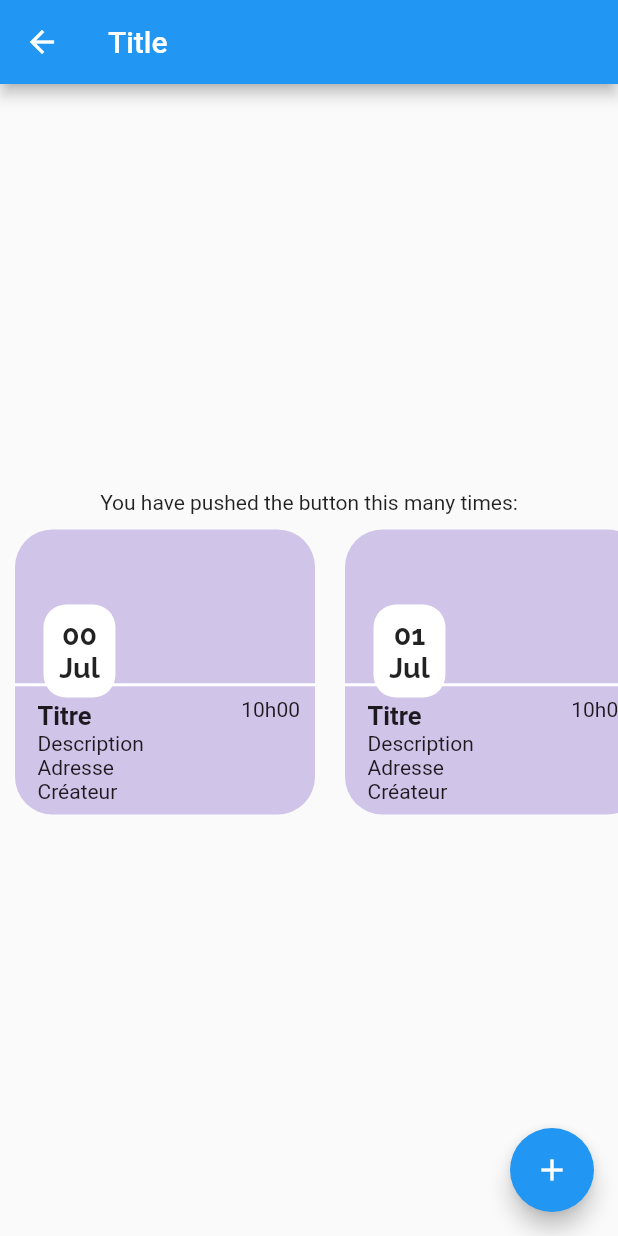
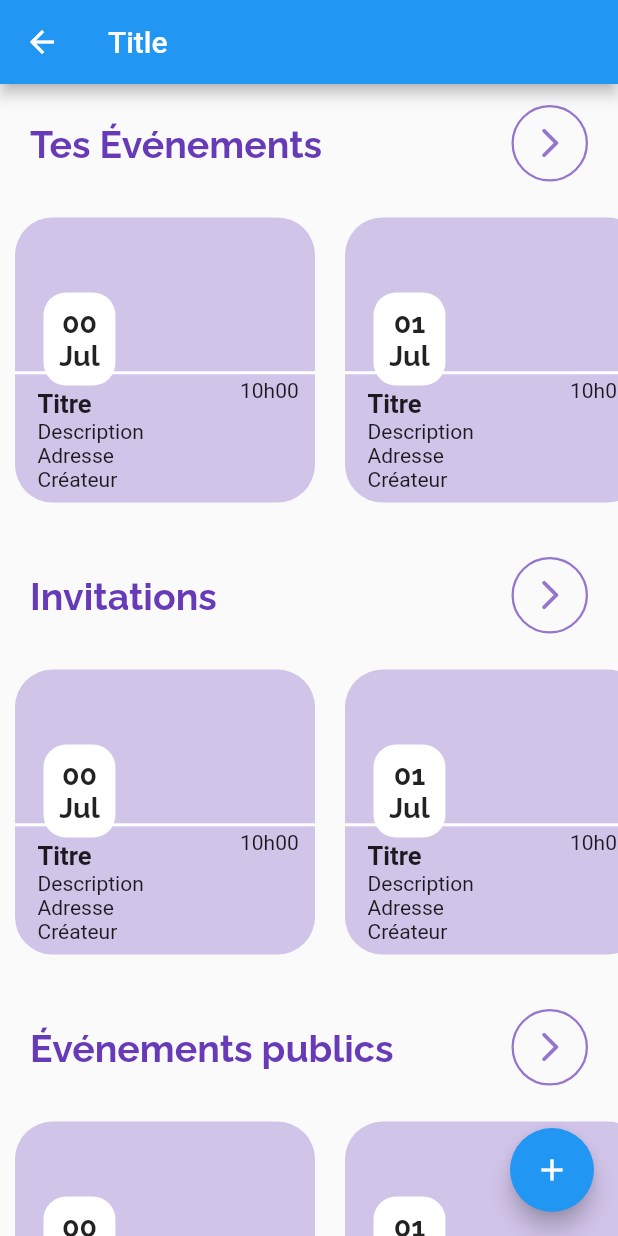
Before and after one commit to RichardJohnRx/Udalost, a Flutter app: the EvenementPage screen opened directly, on a phone screen of 412 x 824 dp. Run offline on Flutter 3.47's test engine with Material 2 defaults, Android fonts, the phone set to English and light mode, and no system bars.

Commit message:
Création des entêtes pour 'EvenementPage'

```diff
--- /dev/null
+++ b/lib/components/TitleContainer.dart
@@ -0,0 +1,57 @@
+import 'package:flutter/material.dart';
+
+class TitleContainer extends StatelessWidget {
+  const TitleContainer(this.title,{
+    Key key,
+  }) : super(key: key);
+
+  final String title;
+
+  @override
+  Widget build(BuildContext context) {
+    return Container(
+      width: MediaQuery.of(context).size.width,
+      padding: EdgeInsets.symmetric(
+        horizontal: 20,
+        vertical: 25,
+      ),
+      child: Stack(
+        alignment: AlignmentDirectional.centerStart,
+        children: [
+          Container(
+            child: Text(
+              title,
+              style: TextStyle(
+                color: Colors.deepPurple,
+                fontFamily: 'Raleway',
+                fontWeight: FontWeight.bold,
+                fontSize: 25.0,
+              ),
+            ),
+          ),
+          Positioned(
+            right: 0,
+            child: Container(
+              child: Ink(
+                decoration: ShapeDecoration(
+                  shape: RoundedRectangleBorder(
+                    borderRadius: BorderRadius.circular(50.0),
+                    side: BorderSide(
+                      color: Colors.deepPurple[300],
+                      width: 1.5,
+                    ),
+                  ),
+                ),
+                child: IconButton(
+                  icon: Icon(Icons.arrow_forward_ios_rounded),
+                  color: Colors.deepPurple[300],
+                  onPressed: () {},
+                ),
+              ),
+            ),
+          ),
+        ],
+      ),
+    );
+  }
+}
--- a/lib/pages/EvenementPage.dart
+++ b/lib/pages/EvenementPage.dart
@@ -1,4 +1,5 @@
 import 'package:flutter/material.dart';
+import 'package:udalost/components/TitleContainer.dart';
 import 'package:udalost/widgets/EvenementPreview.dart';
 
 class EvenementPage extends StatelessWidget {
@@ -9,13 +10,11 @@ class EvenementPage extends StatelessWidget {
       appBar: AppBar(
         title: Text('Title'),
       ),
-      body: Center(
+      body: SingleChildScrollView(
         child: Column(
           mainAxisAlignment: MainAxisAlignment.center,
           children: <Widget>[
-            Text(
-              'You have pushed the button this many times:',
-            ),
+            TitleContainer('Tes Événements'),
             Container(
               height: 210,
               child:ListView(
@@ -24,6 +23,35 @@ class EvenementPage extends StatelessWidget {
                   return EvenementPreview(index: index,);
                 }),
               ),
+            ),
+            SizedBox(
+              height: MediaQuery.of(context).size.height * 0.015,
+            ),
+            TitleContainer('Invitations'),
+            Container(
+              height: 210,
+              child:ListView(
+                scrollDirection: Axis.horizontal,
+                children: new List.generate(10, (index){
+                  return EvenementPreview(index: index,);
+                }),
+              ),
+            ),
+            SizedBox(
+              height: MediaQuery.of(context).size.height * 0.015,
+            ),
+            TitleContainer('Événements publics'),
+            Container(
+              height: 210,
+              child:ListView(
+                scrollDirection: Axis.horizontal,
+                children: new List.generate(10, (index){
+                  return EvenementPreview(index: index,);
+                }),
+              ),
+            ),
+            SizedBox(
+              height: MediaQuery.of(context).size.height * 0.015,
             ),
           ],
         ),
--- a/lib/widgets/EvenementPreview.dart
+++ b/lib/widgets/EvenementPreview.dart
@@ -32,13 +32,14 @@ class EvenementPreview extends StatelessWidget {
             ),
           ),
           Positioned(
-            top: height * 0.59,
+            top: height * 0.55,
             child: Container(
               width: width,
-              height: height * 0.41,
+              height: height * 0.45,
               child: Row(
                 children: <Widget>[
                   Expanded(
+                    flex: 3,
                     child: Container(
                       child: Column(
                         children:[
@@ -57,21 +58,22 @@ class EvenementPreview extends StatelessWidget {
                         crossAxisAlignment: CrossAxisAlignment.start,
                       ),
                       padding: EdgeInsets.only(
-                        top: 2.5,
+                        top: 10.0,
                         left: 15.0,
                       ),
                     ),
                   ),
                   Expanded(
+                    flex: 1,
                     child: Container(
                       child: Column(
                         children:[
                           Text('10h00'),
                         ],
-                        crossAxisAlignment: CrossAxisAlignment.end,
+                        crossAxisAlignment: CrossAxisAlignment.start,
                       ),
                       padding: EdgeInsets.only(
-                        right: 10.0,
+                        top: 2.5,
                       ),
                     ),
                   ),
```
